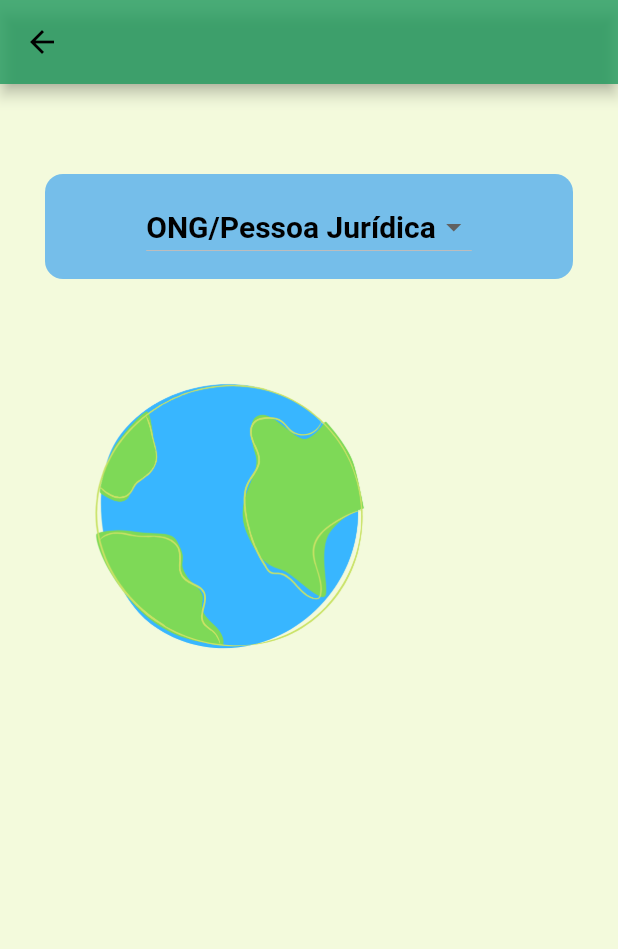
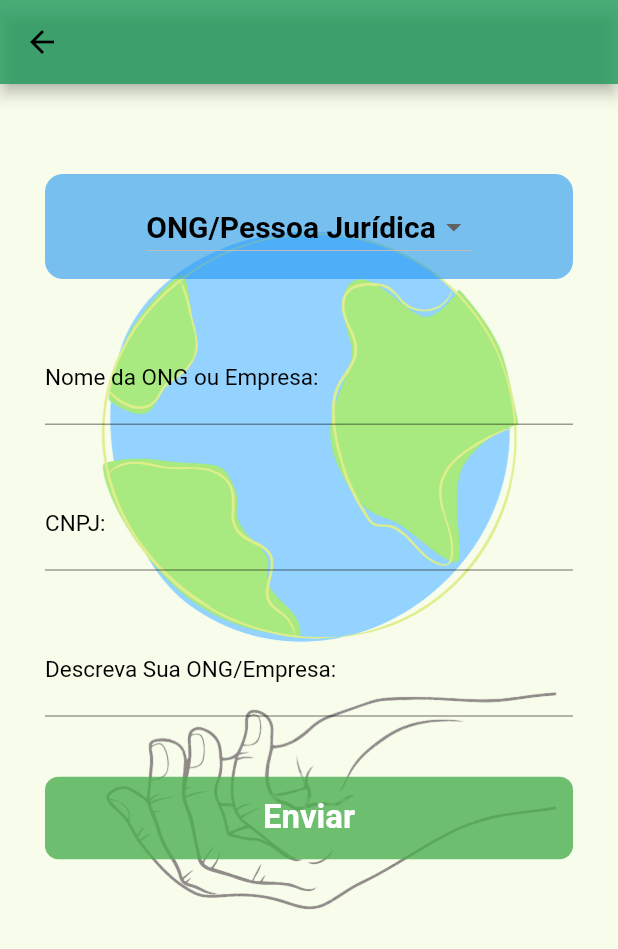
Before and after one commit to marsc98/GpELX, a Flutter app: the BePartnerPage screen opened directly, on a phone screen of 412 x 824 dp. Shown: the top 949 px of the screen. Run offline on Flutter 3.47's test engine with Material 2 defaults, Android fonts, the phone set to English and light mode, and no system bars; our stand-ins replace line_icons, splashscreen; missing offline and left inert: dart:ffi; accounts and stored records are empty.

Commit message:
third commit

```diff
--- a/lib/Pages/be-partner.page.dart
+++ b/lib/Pages/be-partner.page.dart
@@ -24,6 +24,7 @@ class BePartnerPage extends StatefulWidget {
 }
 
 class _BePartnerPageState extends State<BePartnerPage> {
+  String _parceiro, _cnpj, _somos;
   User selectedEscolha;
   List<User> escolha = <User>[const User('ONG'), const User('Pessoa Jurídica')];
 
@@ -41,7 +42,7 @@ class _BePartnerPageState extends State<BePartnerPage> {
       body: Container(
         decoration: BoxDecoration(
           image: DecorationImage(
-            image: AssetImage("lib/imagens/7.png"),
+            image: AssetImage("lib/imagens/6.png"),
             fit: BoxFit.cover,
           ),
           /*gradient: LinearGradient(
@@ -103,7 +104,85 @@ class _BePartnerPageState extends State<BePartnerPage> {
               ),
             ),
             SizedBox(
-              height: 15,
+              height: 35,
+            ),
+            TextFormField(
+              keyboardType: TextInputType.emailAddress,
+              decoration: InputDecoration(
+                labelText: "Nome da ONG ou Empresa:",
+                labelStyle: TextStyle(
+                  color: Colors.black,
+                  fontWeight: FontWeight.w400,
+                  fontSize: 15,
+                ),
+              ),
+              style: TextStyle(
+                fontSize: 20,
+              ),
+              onSaved: (input) => _parceiro = input,
+            ),
+            SizedBox(
+              height: 35,
+            ),
+            TextFormField(
+              keyboardType: TextInputType.emailAddress,
+              decoration: InputDecoration(
+                labelText: "CNPJ:",
+                labelStyle: TextStyle(
+                  color: Colors.black,
+                  fontWeight: FontWeight.w400,
+                  fontSize: 15,
+                ),
+              ),
+              style: TextStyle(
+                fontSize: 20,
+              ),
+              onSaved: (input) => _cnpj = input,
+            ),
+            SizedBox(
+              height: 35,
+            ),
+            TextFormField(
+              keyboardType: TextInputType.emailAddress,
+              decoration: InputDecoration(
+                labelText: "Descreva Sua ONG/Empresa:",
+                labelStyle: TextStyle(
+                  color: Colors.black,
+                  fontWeight: FontWeight.w400,
+                  fontSize: 15,
+                ),
+              ),
+              style: TextStyle(
+                fontSize: 20,
+              ),
+              onSaved: (input) => _somos = input,
+            ),
+            SizedBox(
+              height: 40,
+            ),
+            Container(
+              height: 55,
+              alignment: Alignment.centerLeft,
+              decoration: BoxDecoration(
+                color: Colors.green.withOpacity(0.8),
+                borderRadius: BorderRadius.all(
+                  Radius.circular(9),
+                ),
+              ),
+              child: SizedBox.expand(
+                child: FlatButton(
+                  child: Text(
+                    "Enviar",
+                    style: TextStyle(
+                      color: Colors.white,
+                      fontWeight: FontWeight.w700,
+                      fontSize: 22,
+                    ),
+                    textAlign: TextAlign.center,
+                  ),
+                  onPressed: () => {},
+                ),
+              ),
             ),
           ],
         ),
--- a/lib/Pages/seja-doador.page.dart
+++ b/lib/Pages/seja-doador.page.dart
@@ -41,7 +41,7 @@ class _SejaDoadorPageState extends State<SejaDoadorPage> {
       body: Container(
         decoration: BoxDecoration(
           image: DecorationImage(
-            image: AssetImage("lib/imagens/7.png"),
+            image: AssetImage("lib/imagens/5.png"),
             fit: BoxFit.cover,
           ),
           /*gradient: LinearGradient(
--- a/lib/main.dart
+++ b/lib/main.dart
@@ -27,7 +27,8 @@ class _SplashState extends State<Splash> {
         navigateAfterSeconds: new MyApp(),
         image: new Image(
           image: AssetImage("lib/imagens/m1.png"),
-          height: 105,
+          height: 200,
+          width: 200,
         ),
         backgroundColor: Colors.white,
         styleTextUnderTheLoader: new TextStyle(),
```
Also changed, not shown: lib/Pages/aboutus.page.dart (added, +125 -0 lines), lib/Pages/family.page.dart (deleted, +0 -17 lines), lib/Pages/inside-login.page.dart (+11 -9 lines), lib/Pages/ongs.page.dart (+73 -19 lines), lib/imagens/4.png, lib/imagens/5.png, lib/imagens/6.png, 4 other files.
